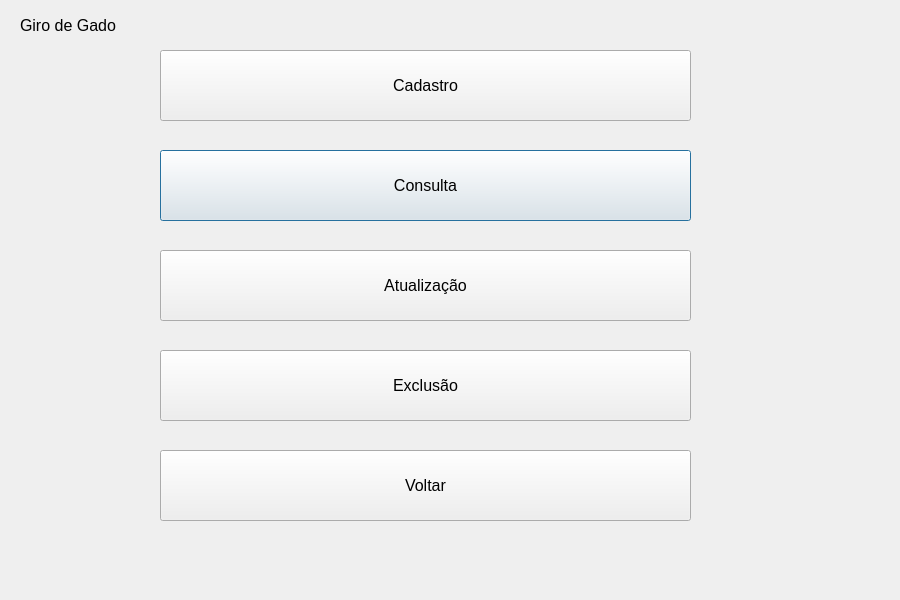
This is views/cattlemanagementscreen.ui in MaceGabriel/GiroDeGado as Qt 5 draws it before an edit. The edited form follows.
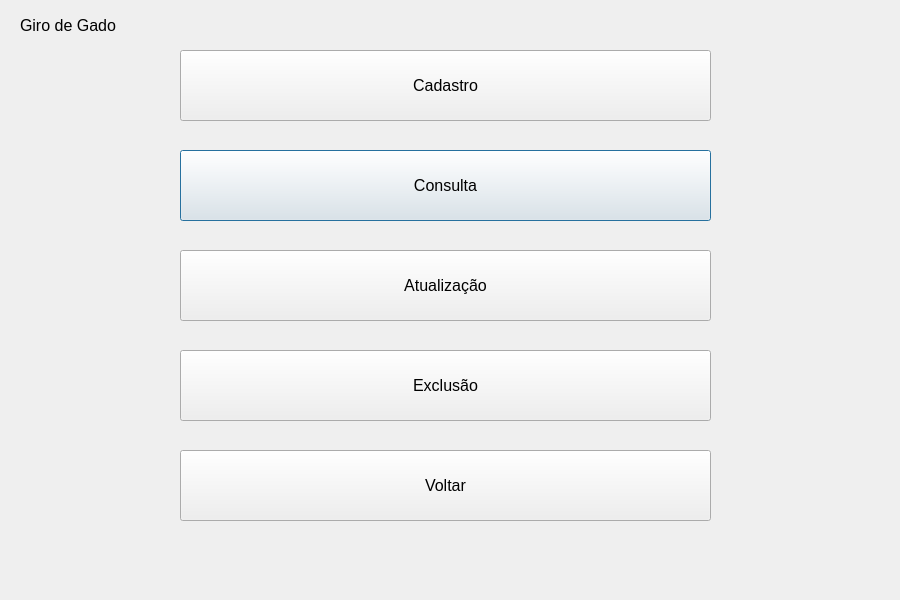
This is the edited form.

Patch:
```diff
--- a/views/cattlemanagementscreen.ui
+++ b/views/cattlemanagementscreen.ui
@@ -16,7 +16,7 @@
   <widget class="QPushButton" name="queryButton">
    <property name="geometry">
     <rect>
-     <x>160</x>
+     <x>180</x>
      <y>150</y>
      <width>531</width>
      <height>71</height>
@@ -34,7 +34,7 @@
   <widget class="QPushButton" name="updateButton">
    <property name="geometry">
     <rect>
-     <x>160</x>
+     <x>180</x>
      <y>250</y>
      <width>531</width>
      <height>71</height>
@@ -52,7 +52,7 @@
   <widget class="QPushButton" name="registerButton">
    <property name="geometry">
     <rect>
-     <x>160</x>
+     <x>180</x>
      <y>50</y>
      <width>531</width>
      <height>71</height>
@@ -88,7 +88,7 @@
   <widget class="QPushButton" name="removeButton">
    <property name="geometry">
     <rect>
-     <x>160</x>
+     <x>180</x>
      <y>350</y>
      <width>531</width>
      <height>71</height>
@@ -106,7 +106,7 @@
   <widget class="QPushButton" name="backButton">
    <property name="geometry">
     <rect>
-     <x>160</x>
+     <x>180</x>
      <y>450</y>
      <width>531</width>
      <height>71</height>
```
